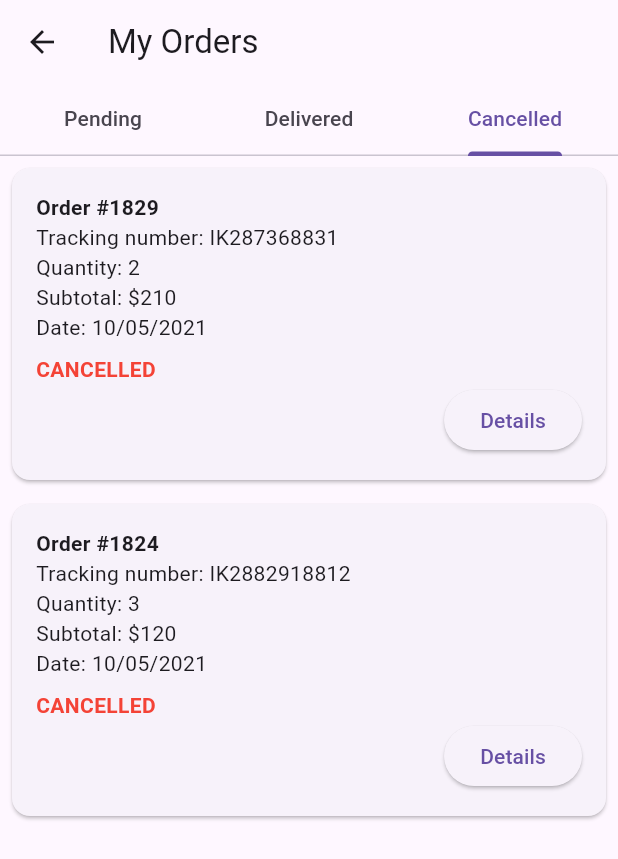
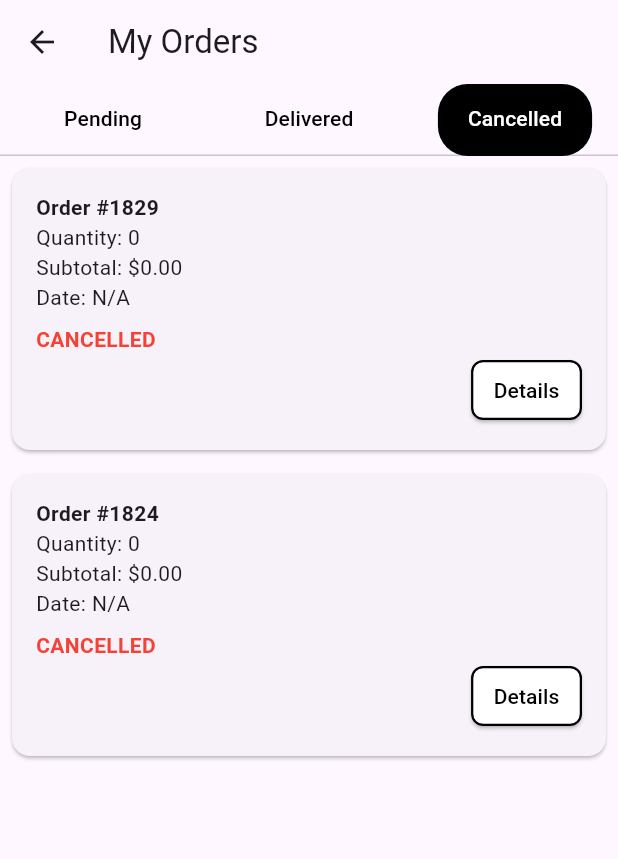
Before and after one commit to theminecr123/project1, a Flutter app: the MyOrdersPage screen opened directly, tab 3 chosen, on a phone screen of 412 x 824 dp. Shown: the top 859 px of the screen. Run offline on Flutter 3.47's test engine with Material 3 defaults, Android fonts, the phone set to English and light mode, and no system bars; our stand-ins replace flutter_svg, get, get_storage, logger, persistent_bottom_nav_bar, smooth_page_indicator; accounts and stored records are empty; network calls fail.

```diff
--- a/lib/controllers/cart_controller.dart
+++ b/lib/controllers/cart_controller.dart
@@ -122,47 +122,9 @@ void completeOrder() {
 
     totalProductCount.value = 0;
 
-    Get.snackbar('Order Completed!', 'Your order has been completed successfully.',
-        backgroundColor: const Color.fromARGB(255, 120, 224, 124));
+
   }
 
-//   void completeOrder() {
-//   // Get the current order details before clearing
-//   var currentOrder = {
-//     'orderId': DateTime.now().millisecondsSinceEpoch,
-//     'date': DateTime.now().toString(),
-//     'orderData': {
-//       'products': List<Map<String, dynamic>>.from(cartData['products'] ?? []),
-//       'total': box.read('total'),
-//       'discountedTotal': box.read('total'), // assuming no discount
-//       'totalQuantity': getTotalProductCount(),
-//     },
-//   };
 
-//   // Retrieve existing pending orders, ensure it's a list
-//   var pendingOrders = box.read('pendingOrder');
-//   if (pendingOrders is! List) {
-//     pendingOrders = []; // Initialize as list if null or invalid type
-//   }
-
-//   // Add the current order to pending orders
-//   pendingOrders.add(currentOrder);
-//   box.write('pendingOrder', pendingOrders);
-
-//   // Clear the cart data
-//   cartData.value = {
-//     'products': [],
-//     'total': 0,
-//     'discountedTotal': 0,
-//     'totalQuantity': 0,
-//   };
-//   cartData.refresh();
-//   box.write('cartData', cartData.value);
-
-//   totalProductCount.value = 0;
-
-//   Get.snackbar('Order Completed!', 'Your order has been completed successfully.',
-//       backgroundColor: const Color.fromARGB(255, 120, 224, 124));
-// }
 
 }
--- a/lib/ui/completed_page.dart
+++ b/lib/ui/completed_page.dart
@@ -1,6 +1,7 @@
 import 'package:flutter/material.dart';
 import 'package:get/get.dart';
 import 'package:project1/config/MainNavigation.dart';
+import 'package:project1/config/globals.dart';
 import 'package:project1/ui/home_page.dart';
 
 class CheckoutStep3 extends StatelessWidget {
@@ -30,7 +31,8 @@ class CheckoutStep3 extends StatelessWidget {
               ElevatedButton(
                 onPressed:
                     () {
-                        Get.offAll(() => MainLayout());
+                        Get.offAll(()=>MainLayout());
+                        globalTabController.jumpToTab(0);
                       }
                     ,
                 style: ElevatedButton.styleFrom(
--- a/lib/ui/my_order_page.dart
+++ b/lib/ui/my_order_page.dart
@@ -1,15 +1,18 @@
 import 'package:flutter/material.dart';
+import 'package:get/get.dart';
 import 'package:get_storage/get_storage.dart';
+import 'package:project1/ui/detail_order_page.dart';
+import 'package:intl/intl.dart';
 
 class MyOrdersPage extends StatefulWidget {
   @override
   _MyOrdersPageState createState() => _MyOrdersPageState();
 }
 
-class _MyOrdersPageState extends State<MyOrdersPage> with SingleTickerProviderStateMixin {
+class _MyOrdersPageState extends State<MyOrdersPage>
+    with SingleTickerProviderStateMixin {
   late TabController _tabController;
   final GetStorage _storage = GetStorage();
-
 
   @override
   void initState() {
@@ -29,10 +32,6 @@ List<Map<String, dynamic>> getPendingOrders() {
     return List<Map<String, dynamic>>.from(orders);
   }
 
-
-
-
-
   @override
   void dispose() {
     _tabController.dispose();
@@ -46,10 +45,28 @@ List<Map<String, dynamic>> getPendingOrders() {
         title: Text('My Orders'),
         bottom: TabBar(
           controller: _tabController,
+          indicator: BoxDecoration(
+            color: Colors.black,
+            borderRadius: BorderRadius.circular(20),
+          ),
+          labelColor: Colors.white,
+          unselectedLabelColor: Colors.black,
           tabs: [
-            Tab(text: 'Pending'),
-            Tab(text: 'Delivered'),
-            Tab(text: 'Cancelled'),
+            Tab(
+                child: Padding(
+              padding: EdgeInsets.symmetric(horizontal: 20.0),
+              child: Text('Pending'),
+            )),
+            Tab(
+                child: Padding(
+              padding: EdgeInsets.symmetric(horizontal: 20.0),
+              child: Text('Delivered'),
+            )),
+            Tab(
+                child: Padding(
+              padding: EdgeInsets.symmetric(horizontal: 20.0),
+              child: Text('Cancelled'),
+            )),
           ],
         ),
       ),
@@ -58,17 +75,46 @@ List<Map<String, dynamic>> getPendingOrders() {
         children: [
           OrdersList(status: 'PENDING', orders: getPendingOrders()),
           OrdersList(status: 'DELIVERED', orders: [
-            {'id': 1514, 'tracking': 'IK987362341', 'quantity': 2, 'subtotal': 110, 'date': '13/05/2021'},
-            {'id': 1679, 'tracking': 'IK3873218890', 'quantity': 3, 'subtotal': 450, 'date': '12/05/2021'},
-            {'id': 1671, 'tracking': 'IK237368881', 'quantity': 3, 'subtotal': 400, 'date': '10/05/2021'},
+            {
+              'id': 1514,
+              'tracking': 'IK987362341',
+              'quantity': 2,
+              'subtotal': 110,
+              'date': ''
+            },
+            {
+              'id': 1679,
+              'tracking': 'IK3873218890',
+              'quantity': 3,
+              'subtotal': 450,
+              'date': ''
+            },
+            {
+              'id': 1671,
+              'tracking': 'IK237368881',
+              'quantity': 3,
+              'subtotal': 400,
+              'date': ''
+            },
           ]),
           OrdersList(status: 'CANCELLED', orders: [
-            {'id': 1829, 'tracking': 'IK287368831', 'quantity': 2, 'subtotal': 210, 'date': '10/05/2021'},
-            {'id': 1824, 'tracking': 'IK2882918812', 'quantity': 3, 'subtotal': 120, 'date': '10/05/2021'},
+            {
+              'id': 1829,
+              'tracking': 'IK287368831',
+              'quantity': 2,
+              'subtotal': 210,
+              'date': ''
+            },
+            {
+              'id': 1824,
+              'tracking': 'IK2882918812',
+              'quantity': 3,
+              'subtotal': 120,
+              'date': ''
+            },
           ]),
         ],
       ),
-
     );
   }
 }
@@ -85,6 +131,28 @@ class OrdersList extends StatelessWidget {
       itemCount: orders.length,
       itemBuilder: (context, index) {
         final order = orders[index];
+
+        // Safely parse date
+        DateTime? orderDate;
+        try {
+          String? dateString = order['date'] as String?;
+          if (dateString != null && dateString.isNotEmpty) {
+            orderDate = DateTime.parse(dateString);
+          }
+        } catch (e) {
+          orderDate = null;
+        }
+
+        // Format the date safely
+        String formattedDate = orderDate != null
+            ? DateFormat('dd/MM/yyyy').format(orderDate)
+            : 'N/A';
+
+        // Safely retrieve order values
+        final orderId = order['id'] ?? 'N/A';
+        final quantity = order['countProduct'] ?? 0;
+        final subtotal = (order['total'] ?? 0.0).toStringAsFixed(2);
+
         return Card(
           margin: EdgeInsets.all(8.0),
           child: Padding(
@@ -92,18 +160,36 @@ class OrdersList extends StatelessWidget {
             child: Column(
               crossAxisAlignment: CrossAxisAlignment.start,
               children: [
-                Text('Order #${order['id']}', style: TextStyle(fontWeight: FontWeight.bold)),
-                Text('Tracking number: ${order['tracking']}'),
-                Text('Quantity: ${order['quantity']}'),
-                Text('Subtotal: \$${order['subtotal']}'),
-                Text('Date: ${order['date']}'),
+                Text('Order #$orderId',
+                    style: TextStyle(fontWeight: FontWeight.bold)),
+                Text('Quantity: $quantity'),
+                Text('Subtotal: \$$subtotal'),
+                Text('Date: $formattedDate'),
                 SizedBox(height: 8.0),
-                Text(status, style: TextStyle(color: statusColor(status), fontWeight: FontWeight.bold)),
+                Text(status,
+                    style: TextStyle(
+                        color: statusColor(status),
+                        fontWeight: FontWeight.bold)),
                 Align(
                   alignment: Alignment.centerRight,
                   child: ElevatedButton(
-                    onPressed: () {},
-                    child: Text('Details'),
+                    onPressed: () {
+                      Get.to(() => OrderDetailPage(order: order));
+                    },
+                    style: ElevatedButton.styleFrom(
+                      padding:
+                          EdgeInsets.symmetric(horizontal: 15, vertical: 10),
+                      backgroundColor: Colors.white,
+                      shape: RoundedRectangleBorder(
+                        borderRadius: BorderRadius.circular(8),
+                        side: BorderSide(
+                          color: Colors.black,
+                          width: 1.5,
+                        ),
+                      ),
+                    ),
+                    child:
+                        Text('Details', style: TextStyle(color: Colors.black)),
                   ),
                 ),
               ],
--- a/pubspec.yaml
+++ b/pubspec.yaml
@@ -42,6 +42,8 @@ dependencies:
   cupertino_icons: ^1.0.8
   persistent_bottom_nav_bar: ^6.2.1
   flutter_svg: ^2.0.10+1
+  uuid: ^4.5.1
+  intl: ^0.19.0
 
 dev_dependencies:
   flutter_test:
```
Also changed, not shown: lib/controllers/order_controller.dart (+25 -16 lines), lib/controllers/product_controller.dart (+29 -8 lines), lib/ui/detail_order_page.dart (added, +36 -0 lines), lib/ui/home_page.dart (+23 -14 lines), lib/ui/payment_page.dart (+15 -3 lines), pubspec.lock. Lines whose indentation alone changed are shown as unchanged.
